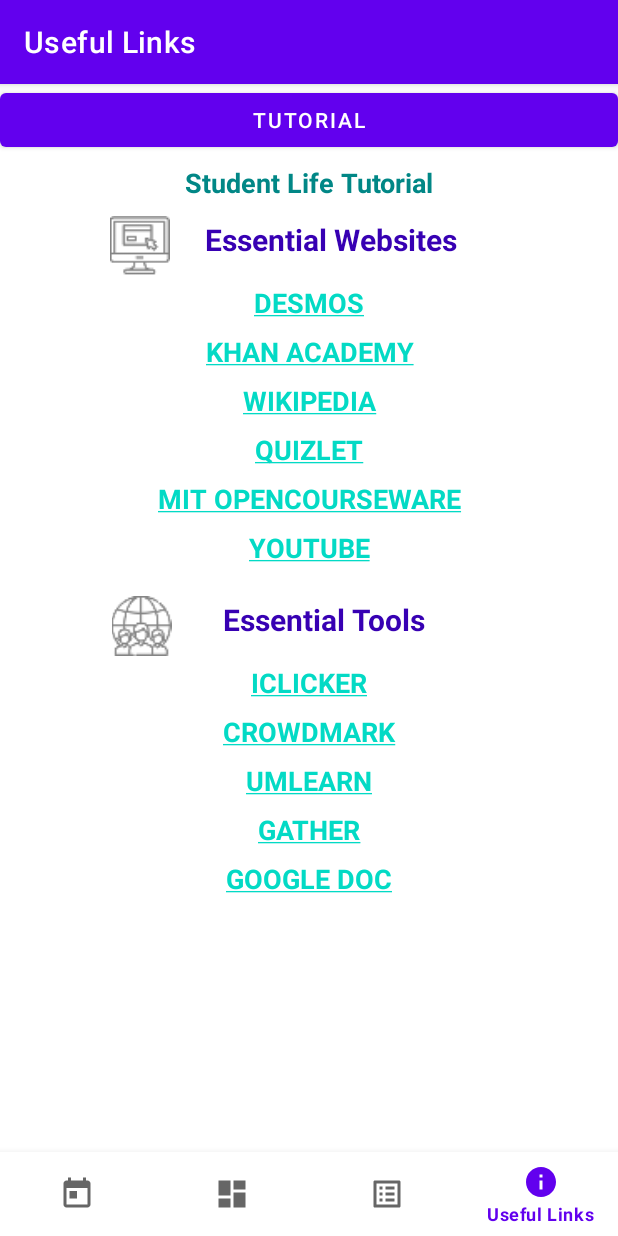
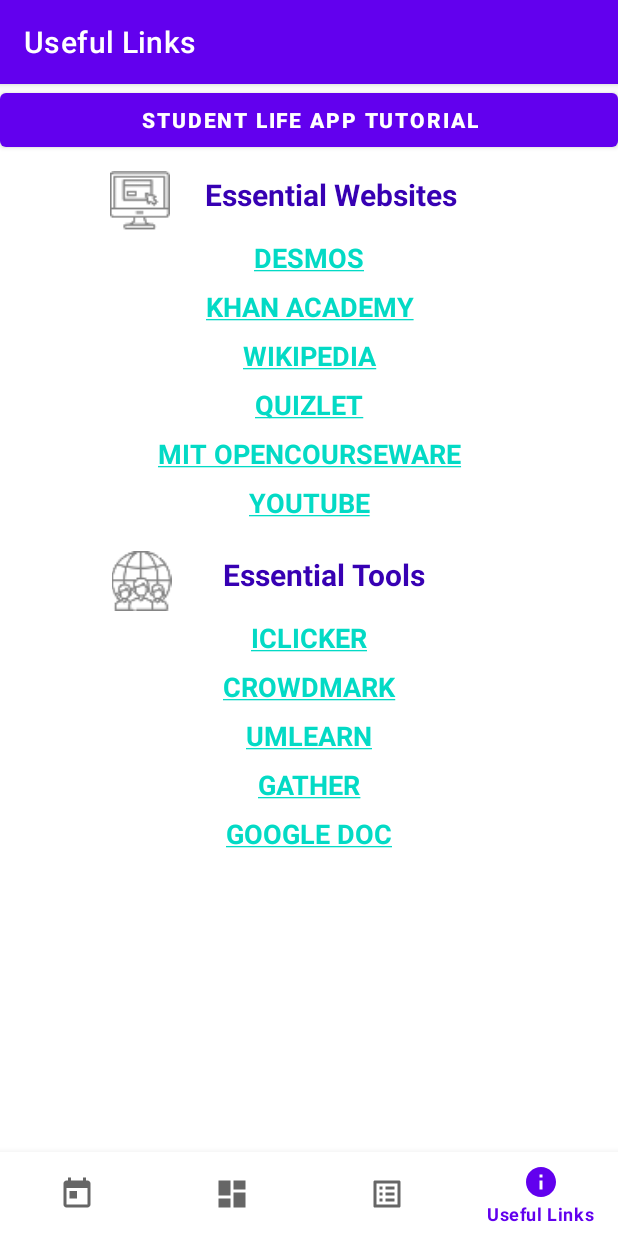
Before and after one commit to sammulto/Student_Life-Academic_Group_Project, an Android app: the UsefullinksFragment screen opened through its navigation route, on a phone screen of 412 x 824 dp. Run offline under Robolectric (Android 15) with nearby library versions, the phone set to English and light mode, and no system bars; our stand-ins replace navigation-ui; 5 statements that could not run were skipped.

Commit message:
Update layout

```diff
--- a/app/src/main/res/layout/fragment_usefullinks.xml
+++ b/app/src/main/res/layout/fragment_usefullinks.xml
@@ -31,19 +31,7 @@
             android:id="@+id/tutorial_button"
             android:layout_width="match_parent"
             android:layout_height="wrap_content"
-            android:text="Tutorial" />
-
-        <TextView
-            android:layout_width="match_parent"
-            android:layout_height="wrap_content"
-            android:layout_marginTop="5dp"
-            android:layout_marginEnd="0dp"
-            android:layout_weight="0"
-            android:text="Student Life Tutorial"
-            android:textAlignment="center"
-            android:textAppearance="@style/TextAppearance.AppCompat.Large"
-            android:textColor="@color/teal_700"
-            android:textSize="18sp"
+            android:text="Student Life APP Tutorial"
             android:textStyle="bold" />
 
         <LinearLayout
```
